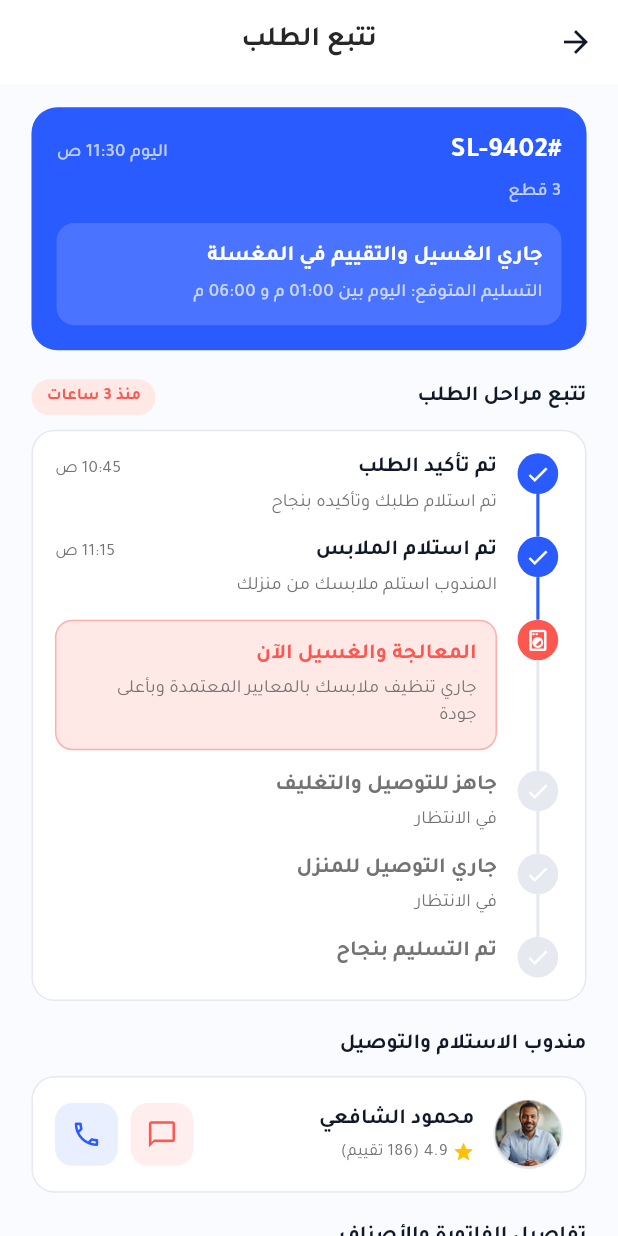
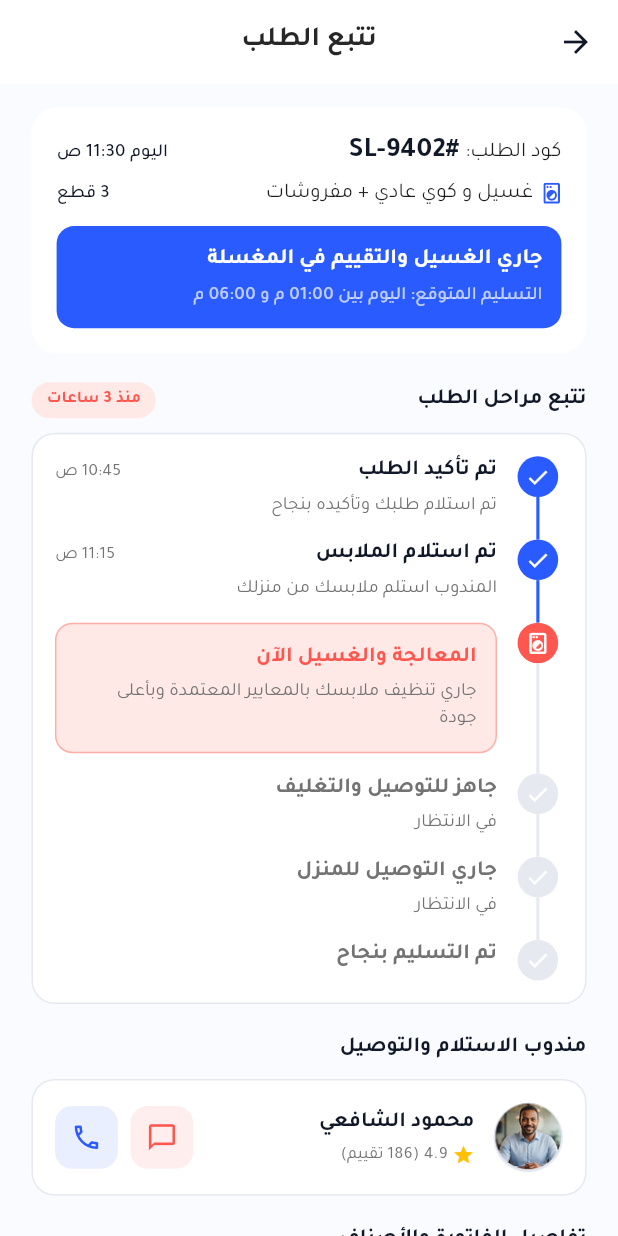
Before and after one commit to DevOraIntern2026/Smart-Laundry_Team4, a Flutter app: the OrderTrackingView screen opened by its route, on a phone screen of 412 x 824 dp. Run offline on Flutter 3.47's test engine with Material 3 defaults, Android fonts, the phone set to English and light mode, and no system bars; our stand-ins replace flutter_screenutil, flutter_svg, go_router.

```diff
--- a/flutter/lib/features/orders/presentation/widgets/order_status_header.dart
+++ b/flutter/lib/features/orders/presentation/widgets/order_status_header.dart
@@ -1,7 +1,9 @@
 import 'package:flutter/material.dart';
 import 'package:flutter_screenutil/flutter_screenutil.dart';
+import 'package:flutter_svg/svg.dart';
 import 'package:smart_laundry/core/theme/app_colors.dart';
 import 'package:smart_laundry/core/theme/app_text_styles.dart';
+import 'package:smart_laundry/core/utils/constants/app_assets/app_assets.dart';
 
 class OrderStatusHeader extends StatelessWidget {
   const OrderStatusHeader({
@@ -25,7 +27,7 @@ class OrderStatusHeader extends StatelessWidget {
       width: double.infinity,
       padding: EdgeInsets.all(16.w),
       decoration: BoxDecoration(
-        color: AppColors.darkblue600,
+        color: AppColors.white,
         borderRadius: BorderRadius.circular(18.r),
       ),
       child: Column(
@@ -34,27 +36,45 @@ class OrderStatusHeader extends StatelessWidget {
           Row(
             mainAxisAlignment: MainAxisAlignment.spaceBetween,
             children: [
-              Text(
-                orderId,
-                style: AppTextStyle.f18w700(context, color: AppColors.white),
+              Row(
+                children: [
+                  Text("كود الطلب:"),
+                  SizedBox(width: 4.w,),
+                  Text(
+                    orderId,
+                    style: AppTextStyle.f18w700(context),
+                  ),
+                ],
               ),
               Text(
                 time,
-                style: AppTextStyle.f12w500(context, color: Colors.white70),
+                style: AppTextStyle.f12w500(context),
               ),
             ],
           ),
           SizedBox(height: 4.h),
-          Text(
-            '$itemsCount قطع',
-            style: AppTextStyle.f12w500(context, color: Colors.white70),
+          Row(
+            mainAxisAlignment: MainAxisAlignment.spaceBetween,
+            children: [
+              Row(
+                children: [
+                  SvgPicture.asset(AppAssets.smart, color: AppColors.darkblue600, width: 12.w, height:  15.h,),
+                  SizedBox(width: 6.w,),
+                  Text("غسيل و كوي عادي + مفروشات"),
+                ],
+              ),
+              Text(
+                '$itemsCount قطع',
+                style: AppTextStyle.f12w500(context),
+              ),
+            ],
           ),
           SizedBox(height: 12.h),
           Container(
             width: double.infinity,
             padding: EdgeInsets.all(12.w),
             decoration: BoxDecoration(
-              color: Colors.white.withValues(alpha: 0.15),
+              color: AppColors.darkblue600,
               borderRadius: BorderRadius.circular(12.r),
             ),
             child: Column(
```
